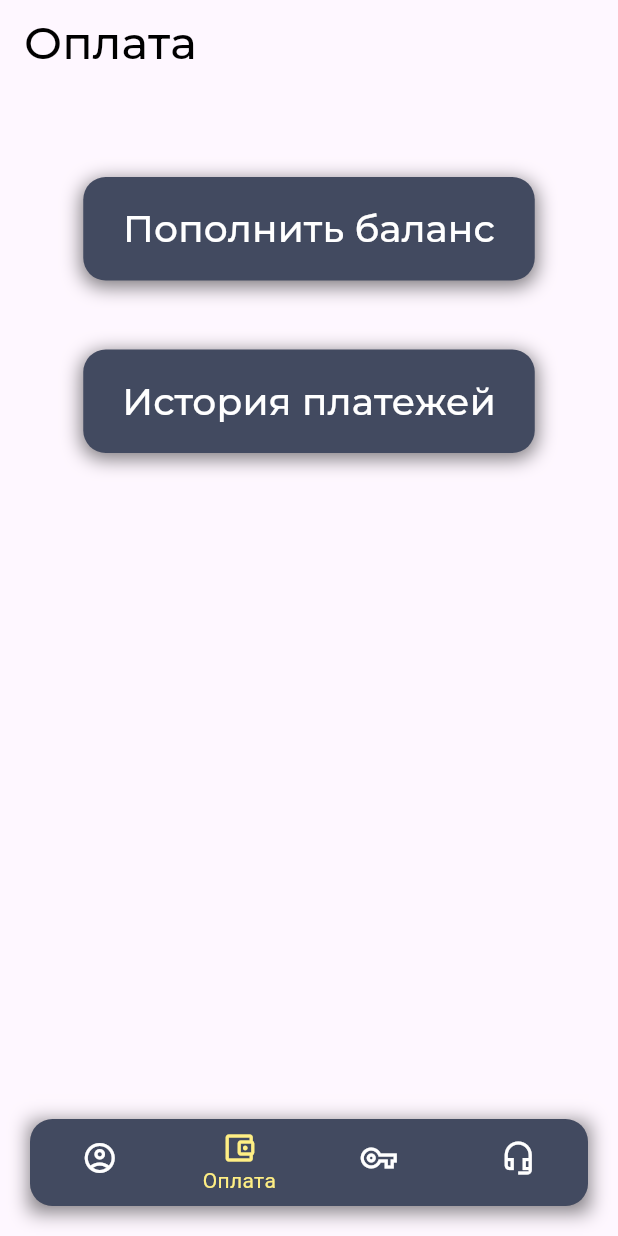
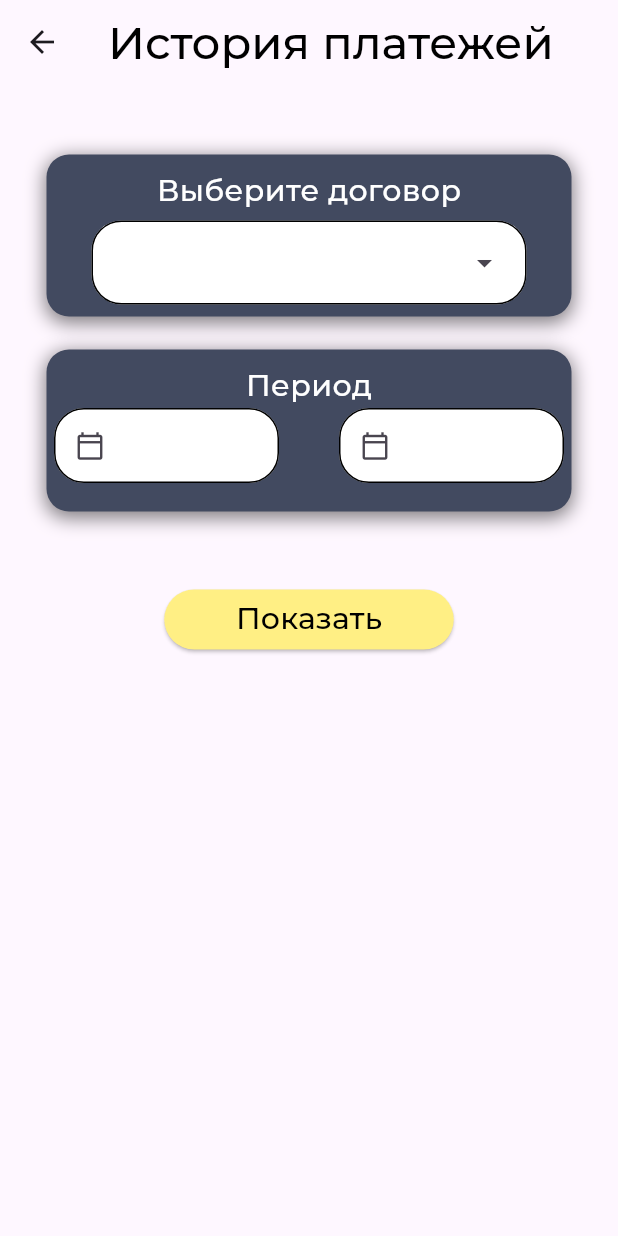
Before and after one commit to CloudreiL/RopNet, a Flutter app: the BottomNavBar screen opened directly, item 2 of the bottom bar chosen, after a tap on "История платежей", on a phone screen of 412 x 824 dp. Run offline on Flutter 3.47's test engine with Material 3 defaults, Android fonts, the light colour scheme and no system bars; our stand-ins replace mask_text_input_formatter; project files that could hold a hidden picture were left out.

Commit message:
Added pages

```diff
--- a/lib/classes/style.dart
+++ b/lib/classes/style.dart
@@ -1,4 +1,13 @@
 import 'package:flutter/material.dart';
+
+
+class ColorGray{
+  static const Color colorsGray=  Color.fromRGBO(66, 74, 96, 1);
+}
+
+class ColorYel{
+  static const Color colorYel = Color.fromRGBO(255, 239, 132, 1);
+}
 
 class TextStyles{
   // ignore: constant_identifier_names
@@ -11,7 +20,7 @@ class TextStyles{
 
 class BoxDec{
   static BoxDecoration DecBox = BoxDecoration(
-    color: const Color.fromRGBO(66, 74, 96, 1),
+    color: ColorGray.colorsGray,
       boxShadow: [BoxShadow(
           color: Colors.black.withOpacity(0.5),
           offset: const Offset(0,3),
@@ -32,9 +41,25 @@ class FieldDec{
         borderRadius: BorderRadius.circular(20)
     ),
     labelStyle: TextStyles.StyleText.copyWith(
-      color: const Color.fromRGBO(66, 74, 96, 1)
+      color: ColorGray.colorsGray
     ),
     filled: true,
     fillColor: Colors.white,
   );
 }
+
+class DropMenuDec{
+  static InputDecorationTheme MenuDec = InputDecorationTheme(
+    enabledBorder: OutlineInputBorder(
+        borderRadius: BorderRadius.circular(20)
+    ),
+    focusedBorder: OutlineInputBorder(
+        borderRadius: BorderRadius.circular(20)
+    ),
+    labelStyle: TextStyles.StyleText.copyWith(
+        color: ColorGray.colorsGray
+    ),
+    filled: true,
+    fillColor: Colors.white,
+  );
+}
--- a/lib/pages/accountpage.dart
+++ b/lib/pages/accountpage.dart
@@ -58,7 +58,7 @@ class AccountPage extends StatelessWidget{
                       child: Row(
                         mainAxisAlignment: MainAxisAlignment.spaceBetween,
                         children: [
-                          Text('Мобильный телефон', style: TextStyles.StyleText.copyWith(color: Color.fromRGBO(255, 239, 132, 1), fontSize: 15)),
+                          Text('Мобильный телефон', style: TextStyles.StyleText.copyWith(color: ColorYel.colorYel, fontSize: 15)),
                           Text('+ 7 999 999 99 99', style: TextStyles.StyleText.copyWith(color: Colors.white, fontSize: 15))
                         ],
                       )
@@ -70,7 +70,7 @@ class AccountPage extends StatelessWidget{
                       child: Row(
                         mainAxisAlignment: MainAxisAlignment.spaceBetween,
                         children: [
-                          Text('Контактный телефон', style: TextStyles.StyleText.copyWith(color: Color.fromRGBO(255, 239, 132, 1), fontSize: 15)),
+                          Text('Контактный телефон', style: TextStyles.StyleText.copyWith(color: ColorYel.colorYel, fontSize: 15)),
                           Text('-', style: TextStyles.StyleText.copyWith(color: Colors.white, fontSize: 15))
                         ],
                       )
@@ -82,7 +82,7 @@ class AccountPage extends StatelessWidget{
                      child: Row(
                       mainAxisAlignment: MainAxisAlignment.spaceBetween,
                         children: [
-                        Text('Email', style: TextStyles.StyleText.copyWith(color: Color.fromRGBO(255, 239, 132, 1), fontSize: 15)),
+                        Text('Email', style: TextStyles.StyleText.copyWith(color: ColorYel.colorYel, fontSize: 15)),
                         Text('example@mail.ru', style: TextStyles.StyleText.copyWith(color: Colors.white, fontSize: 15))
                         ],
                       )
@@ -100,9 +100,9 @@ class AccountPage extends StatelessWidget{
                 mainAxisAlignment: MainAxisAlignment.center,
                 children: [
                   Padding(padding: EdgeInsets.all(0),
-                  child: Text("Баланс", style: TextStyles.StyleText.copyWith(color: Color.fromRGBO(255, 239, 132, 1)))
+                  child: Text("Баланс", style: TextStyles.StyleText.copyWith(color: ColorYel.colorYel))
                   ),
-                  Text("1606,6 руб.", style: TextStyles.StyleText.copyWith(color: Colors.white, fontSize: 30))
+                  Text("[amount] руб.", style: TextStyles.StyleText.copyWith(color: Colors.white, fontSize: 30))
                 ],
               ),
             ),
--- a/lib/pages/bottomnavbar.dart
+++ b/lib/pages/bottomnavbar.dart
@@ -1,4 +1,5 @@
 import 'package:flutter/material.dart';
+import 'package:ropnet/classes/style.dart';
 
 import 'package:ropnet/pages/accountpage.dart';
 import 'package:ropnet/pages/passwordpage.dart';
@@ -41,8 +42,8 @@ class _BottomNavBarPage extends State<BottomNavBar>{
               borderRadius: BorderRadius.circular(15),
                 child: BottomNavigationBar(
                   type: BottomNavigationBarType.fixed,
-                  backgroundColor: Color.fromRGBO(66, 74, 96, 1),
-                  selectedItemColor: Color.fromRGBO(255, 239, 132, 1),
+                  backgroundColor: ColorGray.colorsGray,
+                  selectedItemColor: ColorYel.colorYel,
                   unselectedItemColor: Colors.white,
                   showUnselectedLabels: false,
 
--- /dev/null
+++ b/lib/pages/paymenthistory/paymenthistory.dart
@@ -0,0 +1,153 @@
+import 'package:flutter/material.dart';
+
+import 'package:ropnet/classes/style.dart';
+
+const List <String> options = <String>[
+  "0001",
+  "0002",
+  "0003",
+  "0004"
+];
+
+class PaymentHistory extends StatefulWidget{
+  const PaymentHistory ({super.key});
+
+  _PaymentHistoryState createState() => _PaymentHistoryState();
+}
+
+class _PaymentHistoryState extends State<PaymentHistory>{
+
+  TextEditingController _dateController_1 = TextEditingController();
+  TextEditingController _dateController_2 = TextEditingController();
+
+  @override
+  Widget build (BuildContext context){
+    return Scaffold(
+      appBar: AppBar(
+        title: Text("История платежей", style: TextStyles.StyleText.copyWith(fontSize: 30),),
+      ),
+      body: Center(
+        child: Column(
+          children: [
+            Container(
+              width: 350,
+              height: 108,
+              margin: EdgeInsets.only(top: 47),
+
+              decoration: BoxDec.DecBox,
+              child: Column(
+                mainAxisAlignment: MainAxisAlignment.start,
+                children: [
+                  Padding(padding: EdgeInsets.only(top:10),
+                    child: Text("Выберите договор", style: TextStyles.StyleText.copyWith(color: Colors.white)),
+                  ),
+                  Padding(
+                    padding: EdgeInsets.only(top: 5),
+                    child: DropdownMenu(
+                        dropdownMenuEntries: options.map<DropdownMenuEntry<String>>((String value) {return DropdownMenuEntry<String>(value: value, label: value);}).toList(),
+                        width: 290,
+                        textStyle: TextStyles.StyleText.copyWith(fontSize: 15),
+                        inputDecorationTheme: DropMenuDec.MenuDec,
+                    ),
+                  ),
+                ],
+              ),
+            ),
+            Container(
+              margin: EdgeInsets.only(top:22),
+              width: 350,
+              height: 108,
+
+              decoration: BoxDec.DecBox,
+
+              child: Column(
+                children: [
+                  Padding(padding: EdgeInsets.only(top: 10),
+                    child: Text("Период", style: TextStyles.StyleText.copyWith(color: Colors.white)),
+                  ),
+                  Row(
+                    mainAxisAlignment: MainAxisAlignment.spaceBetween,
+                    children: [
+                      Container(
+                        margin: EdgeInsets.only(left: 5),
+                        width: 150,
+                        height: 50,
+
+                        child: TextField(
+                          controller: _dateController_1,
+                          decoration: FieldDec.TextFieldDec.copyWith(prefixIcon: Icon(Icons.calendar_today_outlined, size: 20,)),
+                          readOnly: true,
+                          onTap:
+                          (){
+                            _selectDate_1();
+                          },
+                        ),
+                      ),
+                      Container(
+                        margin: EdgeInsets.only(right: 5),
+                        width: 150,
+                        height: 50,
+
+                        child: TextField(
+                          controller: _dateController_2,
+                          decoration: FieldDec.TextFieldDec.copyWith(prefixIcon: Icon(Icons.calendar_today_outlined, size: 20,)),
+                          readOnly: true,
+                          onTap:
+                          (){
+                            _selectDate_2();
+                          },
+                        ),
+                      ),
+                    ],
+                  )
+                ],
+              ),
+            ),
+            Container(
+              margin: EdgeInsets.only(top:48),
+              width: 193,
+              child: ElevatedButton(onPressed: (){
+              },
+                child: Text('Показать', style: TextStyles.StyleText,
+                ),
+                style: ElevatedButton.styleFrom(
+                    backgroundColor: ColorYel.colorYel
+                ),
+              ),
+            ),
+          ],
+        ),
+      ),
+    );
+  }
+  Future<void> _selectDate_1() async{
+    DateTime? _picked = await showDatePicker(
+        context: context,
+        initialDate: DateTime.now(),
+        firstDate: DateTime(2000),
+        lastDate: DateTime(2100)
+    );
+
+    if (_picked != null){
+      setState(() {
+        _dateController_1.text = _picked.toString().split(" ")[0];
+      });
+    }
+  }
+
+  Future<void> _selectDate_2() async{
+    DateTime? _picked = await showDatePicker(
+        context: context,
+        initialDate: DateTime.now(),
+        firstDate: DateTime(2000),
+        lastDate: DateTime(2100)
+    );
+
+    if (_picked != null){
+      setState(() {
+        _dateController_2.text = _picked.toString().split(" ")[0];
+      });
+    }
+  }
+
+}
--- a/lib/pages/paymentpage.dart
+++ b/lib/pages/paymentpage.dart
@@ -1,5 +1,8 @@
 import 'package:flutter/material.dart';
 import 'package:ropnet/classes/style.dart';
+
+import 'package:ropnet/pages/balance/replenishbalancepage.dart';
+import 'package:ropnet/pages/paymenthistory/paymenthistory.dart';
 
 class PaymentPage extends StatelessWidget{
   const PaymentPage({super.key});
@@ -17,7 +20,14 @@ class PaymentPage extends StatelessWidget{
                 width: 301,
                 height: 69,
                 decoration: BoxDec.DecBox,
-                child: TextButton(onPressed: (){},
+                child: TextButton(onPressed: (){
+                  Navigator.push(
+                    context,
+                    MaterialPageRoute(
+                        builder: (context) => BalancePage()
+                    )
+                  );
+                },
                   child: Text("Пополнить баланс", style: TextStyles.StyleText.copyWith(fontSize: 25, color: Colors.white)),
                 ),
               ),
@@ -27,7 +37,12 @@ class PaymentPage extends StatelessWidget{
                 width: 301,
                 height: 69,
                 decoration: BoxDec.DecBox,
-                child: TextButton(onPressed: (){},
+                child: TextButton(onPressed: (){
+                  Navigator.push(
+                    context,
+                    MaterialPageRoute(builder: (context) => PaymentHistory())
+                  );
+                },
                   child: Text("История платежей", style: TextStyles.StyleText.copyWith(fontSize: 25, color: Colors.white)),
                 ),
               ),
--- a/lib/pages/technicalsupportpage.dart
+++ b/lib/pages/technicalsupportpage.dart
@@ -1,10 +1,15 @@
 import 'package:flutter/material.dart';
+
+import 'package:ropnet/classes/style.dart';
 
 class TechSuppPage extends StatelessWidget{
   const TechSuppPage({super.key});
   @override
   Widget build(BuildContext context){
     return Scaffold(
+      appBar: AppBar(
+        title: Text("ТехПоддержка", style: TextStyles.StyleText.copyWith(fontSize: 30)),
+      ),
         body: Center(
           child: Text("TechSupp Page ", textAlign:  TextAlign.center,),
         )
--- a/pubspec.yaml
+++ b/pubspec.yaml
@@ -31,6 +31,7 @@ dependencies:
   flutter:
     sdk: flutter
   flutter_launcher_icons: "^0.13.1"
+  mask_text_input_formatter: ^2.9.0
 
 flutter_launcher_icons:
   android: "launcher_icon"
@@ -97,6 +98,7 @@ flutter:
 
   assets:
     - "assets/images/logo/logo_ropnet.png"
+    - "assets/images/tinkoff.png"
 
   fonts:
     - family: Mons
```
Also changed, not shown: lib/pages/balance/replenish.dart (added, +98 -0 lines), lib/pages/balance/replenishbalancepage.dart (added, +48 -0 lines), lib/pages/login.dart (+15 -3 lines), lib/pages/passwordpage.dart (+44 -2 lines), assets/images/tinkoff.png (added), pubspec.lock.
